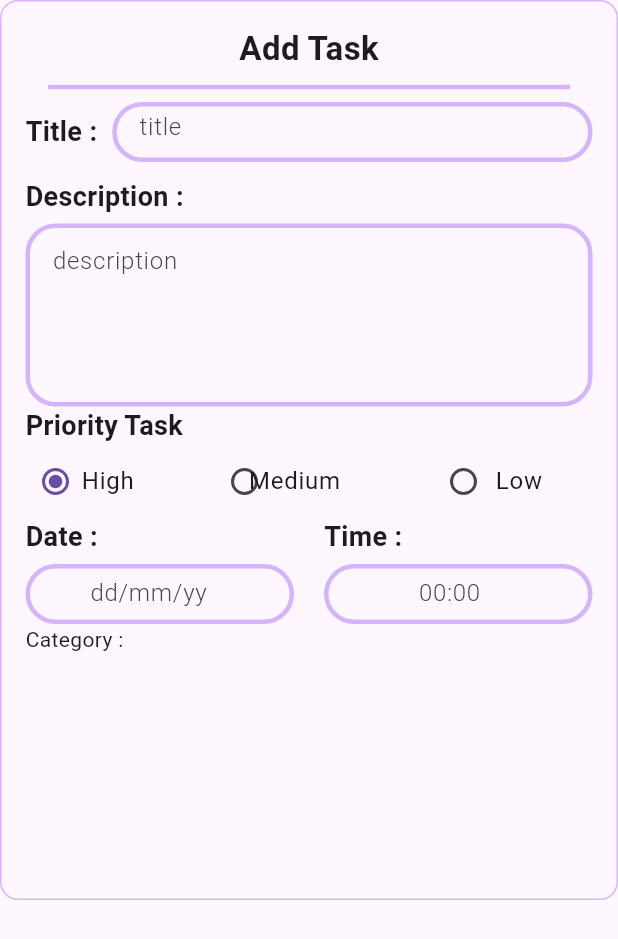
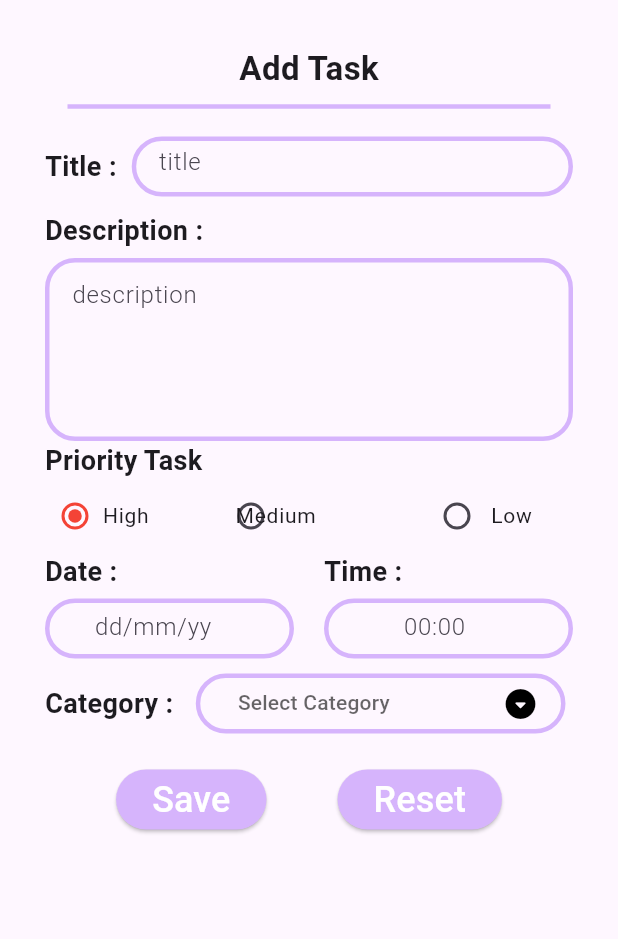
Before and after one commit to Trian161/todolist_app, a Flutter app: the TaskForm widget shown alone on an empty page, opened directly, on a phone screen of 412 x 824 dp. Shown: the top 939 px of the screen. Run offline on Flutter 3.47's test engine with Material 3 defaults, Android fonts, the phone set to English and light mode, and no system bars.

Commit message:
feat: add category field using DropdownButton, add save and reset button , remove parent container and singlechildscrollview

```diff
--- a/lib/components/task_form.dart
+++ b/lib/components/task_form.dart
@@ -13,20 +13,32 @@ class _TaskFormState extends State<TaskForm> {
   PriorityTask? _priority = PriorityTask.high;
   final _formKey = GlobalKey<FormState>();
 
+  String? selectedValue = null;
+
+  List<DropdownMenuItem<String>> get dropdownItems {
+    List<DropdownMenuItem<String>> menuItems = [
+      DropdownMenuItem(
+        child: Text('Study'),
+        value: "Study",
+      ),
+      DropdownMenuItem(
+        child: Text('Work'),
+        value: "Work",
+      ),
+      DropdownMenuItem(
+        child: Text('Hobby'),
+        value: "Hobby",
+      )
+    ];
+    return menuItems;
+  }
+
   @override
   Widget build(BuildContext context) {
-    return SingleChildScrollView(
-      child: Container(
-        height: 600,
-        decoration: BoxDecoration(
-            borderRadius: BorderRadius.circular(12),
-            border: Border.all(
-              color: Color(0xffd6b4fc),
-            )),
-        child: Form(
+    return Form(
       key: _formKey,
       child: Padding(
-            padding: const EdgeInsets.all(16),
+        padding: const EdgeInsets.symmetric(horizontal: 30, vertical: 30),
         child: Column(
           crossAxisAlignment: CrossAxisAlignment.center,
           children: [
@@ -44,12 +56,14 @@ class _TaskFormState extends State<TaskForm> {
               indent: 15,
               endIndent: 15,
             ),
+            SizedBox(
+              height: 10,
+            ),
             Row(
               children: [
                 Text(
                   'Title :',
-                      style:
-                          TextStyle(fontSize: 18, fontWeight: FontWeight.bold),
+                  style: TextStyle(fontSize: 18, fontWeight: FontWeight.bold),
                 ),
                 SizedBox(
                   width: 10,
@@ -66,8 +80,8 @@ class _TaskFormState extends State<TaskForm> {
                     ),
                     child: TextFormField(
                       maxLines: 1,
-                          style: TextStyle(
-                              fontSize: 16, fontWeight: FontWeight.w300),
+                      style:
+                          TextStyle(fontSize: 16, fontWeight: FontWeight.w300),
                       decoration: InputDecoration(
                         border: InputBorder.none,
                         hintText: 'title',
@@ -87,8 +101,7 @@ class _TaskFormState extends State<TaskForm> {
               children: [
                 Text(
                   'Description :',
-                      style:
-                          TextStyle(fontSize: 18, fontWeight: FontWeight.bold),
+                  style: TextStyle(fontSize: 18, fontWeight: FontWeight.bold),
                 ),
                 SizedBox(
                   height: 5,
@@ -103,8 +116,7 @@ class _TaskFormState extends State<TaskForm> {
                   ),
                   child: TextFormField(
                     maxLines: 4,
-                        style: TextStyle(
-                            fontSize: 16, fontWeight: FontWeight.w300),
+                    style: TextStyle(fontSize: 16, fontWeight: FontWeight.w300),
                     decoration: InputDecoration(
                       border: InputBorder.none,
                       hintText: 'description',
@@ -118,13 +130,14 @@ class _TaskFormState extends State<TaskForm> {
                   children: [
                     Text(
                       'Priority Task',
-                          style: TextStyle(
-                              fontSize: 18, fontWeight: FontWeight.bold),
+                      style:
+                          TextStyle(fontSize: 18, fontWeight: FontWeight.bold),
                     ),
                     Row(
                       children: <Widget>[
                         Expanded(
                           child: RadioListTile<PriorityTask>(
+                            activeColor: Colors.red,
                             dense: true,
                             visualDensity: VisualDensity(horizontal: -4),
                             contentPadding: EdgeInsets.zero,
@@ -132,7 +145,7 @@ class _TaskFormState extends State<TaskForm> {
                               alignment: Alignment(-1.5, 0),
                               child: const Text(
                                 'High',
-                                    style: TextStyle(fontSize: 16),
+                                style: TextStyle(fontSize: 14),
                               ),
                             ),
                             value: PriorityTask.high,
@@ -146,14 +159,15 @@ class _TaskFormState extends State<TaskForm> {
                         ),
                         Expanded(
                           child: RadioListTile<PriorityTask>(
+                            activeColor: Colors.yellow[600],
                             dense: true,
                             visualDensity: VisualDensity(horizontal: -4),
                             contentPadding: EdgeInsets.zero,
                             title: Align(
-                                  alignment: Alignment(-4.0, 0),
+                              alignment: Alignment(-6, 0),
                               child: const Text(
                                 'Medium',
-                                    style: TextStyle(fontSize: 16),
+                                style: TextStyle(fontSize: 14),
                               ),
                             ),
                             value: PriorityTask.medium,
@@ -169,6 +183,7 @@ class _TaskFormState extends State<TaskForm> {
                           child: Container(
                             margin: EdgeInsets.only(left: 20),
                             child: RadioListTile<PriorityTask>(
+                              activeColor: Colors.green,
                               dense: true,
                               visualDensity: VisualDensity(horizontal: -4),
                               contentPadding: EdgeInsets.zero,
@@ -176,7 +191,7 @@ class _TaskFormState extends State<TaskForm> {
                                 alignment: Alignment(-1.5, 0),
                                 child: const Text(
                                   'Low',
-                                      style: TextStyle(fontSize: 16),
+                                  style: TextStyle(fontSize: 14),
                                 ),
                               ),
                               value: PriorityTask.low,
@@ -220,13 +235,12 @@ class _TaskFormState extends State<TaskForm> {
                             child: TextFormField(
                               maxLines: 1,
                               style: TextStyle(
-                                      fontSize: 16,
-                                      fontWeight: FontWeight.w300),
+                                  fontSize: 16, fontWeight: FontWeight.w300),
                               decoration: InputDecoration(
                                 border: InputBorder.none,
                                 hintText: 'dd/mm/yy',
                                 contentPadding: EdgeInsets.only(
-                                        left: 40, top: 5, bottom: 10),
+                                    left: 30, top: 5, bottom: 10),
                               ),
                             ),
                           ),
@@ -260,13 +274,12 @@ class _TaskFormState extends State<TaskForm> {
                             child: TextFormField(
                               maxLines: 1,
                               style: TextStyle(
-                                      fontSize: 16,
-                                      fontWeight: FontWeight.w300),
+                                  fontSize: 16, fontWeight: FontWeight.w300),
                               decoration: InputDecoration(
                                 border: InputBorder.none,
                                 hintText: '00:00',
                                 contentPadding: EdgeInsets.only(
-                                        left: 60, top: 5, bottom: 10),
+                                    left: 50, top: 5, bottom: 10),
                               ),
                             ),
                           ),
@@ -275,16 +288,91 @@ class _TaskFormState extends State<TaskForm> {
                     )
                   ],
                 ),
-                    Row(
+                Padding(
+                  padding: const EdgeInsets.only(top: 10),
+                  child: Row(
                     children: [
-                        Text('Category :'),
+                      Text(
+                        'Category :',
+                        style: TextStyle(
+                            fontSize: 18, fontWeight: FontWeight.bold),
+                      ),
+                      SizedBox(
+                        width: 10,
+                      ),
+                      Expanded(
+                          child: Padding(
+                        padding: const EdgeInsets.symmetric(horizontal: 5),
+                        child: Container(
+                          padding: EdgeInsets.symmetric(horizontal: 15),
+                          alignment: Alignment.center,
+                          decoration: BoxDecoration(
+                              border: Border.all(
+                                  color: Color(0xffd6b4fc), width: 3),
+                              borderRadius: BorderRadius.circular(30)),
+                          height: 40,
+                          child: DropdownButtonHideUnderline(
+                            child: DropdownButton(
+                                icon: Icon(
+                                  Icons.arrow_drop_down_circle_rounded,
+                                  color: Colors.black,
+                                ),
+                                borderRadius: BorderRadius.circular(30),
+                                isDense: true,
+                                hint: Text(
+                                  'Select Category',
+                                  style: TextStyle(fontSize: 14),
+                                ),
+                                padding: EdgeInsets.only(left: 10),
+                                isExpanded: true,
+                                items: dropdownItems,
+                                value: selectedValue,
+                                onChanged: (String? newValue) {
+                                  setState(() {
+                                    selectedValue = newValue!;
+                                  });
+                                }),
+                          ),
+                        ),
+                      ))
                     ],
+                  ),
                 )
               ],
             ),
+            Padding(
+              padding: const EdgeInsets.only(top: 20),
+              child: Row(
+                mainAxisAlignment: MainAxisAlignment.spaceEvenly,
+                children: [
+                  ElevatedButton(
+                    style: ButtonStyle(
+                      backgroundColor: MaterialStatePropertyAll(
+                        Color(0xffd6b4fc),
+                      ),
+                    ),
+                    onPressed: () {},
+                    child: Text(
+                      'Save',
+                      style: TextStyle(fontSize: 24, color: Colors.white),
+                    ),
+                  ),
+                  ElevatedButton(
+                    style: ButtonStyle(
+                      backgroundColor: MaterialStatePropertyAll(
+                        Color(0xffd6b4fc),
+                      ),
+                    ),
+                    onPressed: () {},
+                    child: Text(
+                      'Reset',
+                      style: TextStyle(fontSize: 24, color: Colors.white),
+                    ),
+                  ),
                 ],
               ),
-          ),
+            )
+          ],
         ),
       ),
     );
```
Lines whose indentation alone changed are shown as unchanged.
